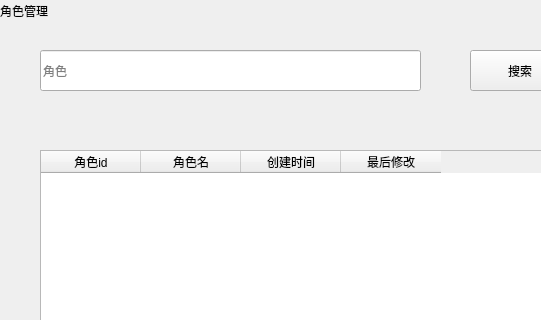
This is UI/user/role_management.ui in sayoishoka/qtbroadcast as Qt 5 draws it before an edit; both pictures show x 0 to 541 and y 0 to 320 of the 1151 by 781 pixel window. The edited form follows.
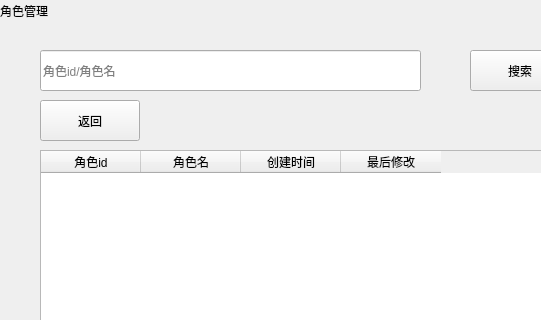
This is the edited form.

```diff
--- a/UI/user/role_management.ui
+++ b/UI/user/role_management.ui
@@ -23,7 +23,7 @@
     </rect>
    </property>
    <property name="placeholderText">
-    <string>角色</string>
+    <string>角色id/角色名</string>
    </property>
   </widget>
   <widget class="QPushButton" name="pushButton">
@@ -124,6 +124,19 @@
     <string>修改</string>
    </property>
   </widget>
+  <widget class="QPushButton" name="pushButton_2">
+   <property name="geometry">
+    <rect>
+     <x>40</x>
+     <y>100</y>
+     <width>100</width>
+     <height>41</height>
+    </rect>
+   </property>
+   <property name="text">
+    <string>返回</string>
+   </property>
+  </widget>
  </widget>
  <resources/>
  <connections/>
```
